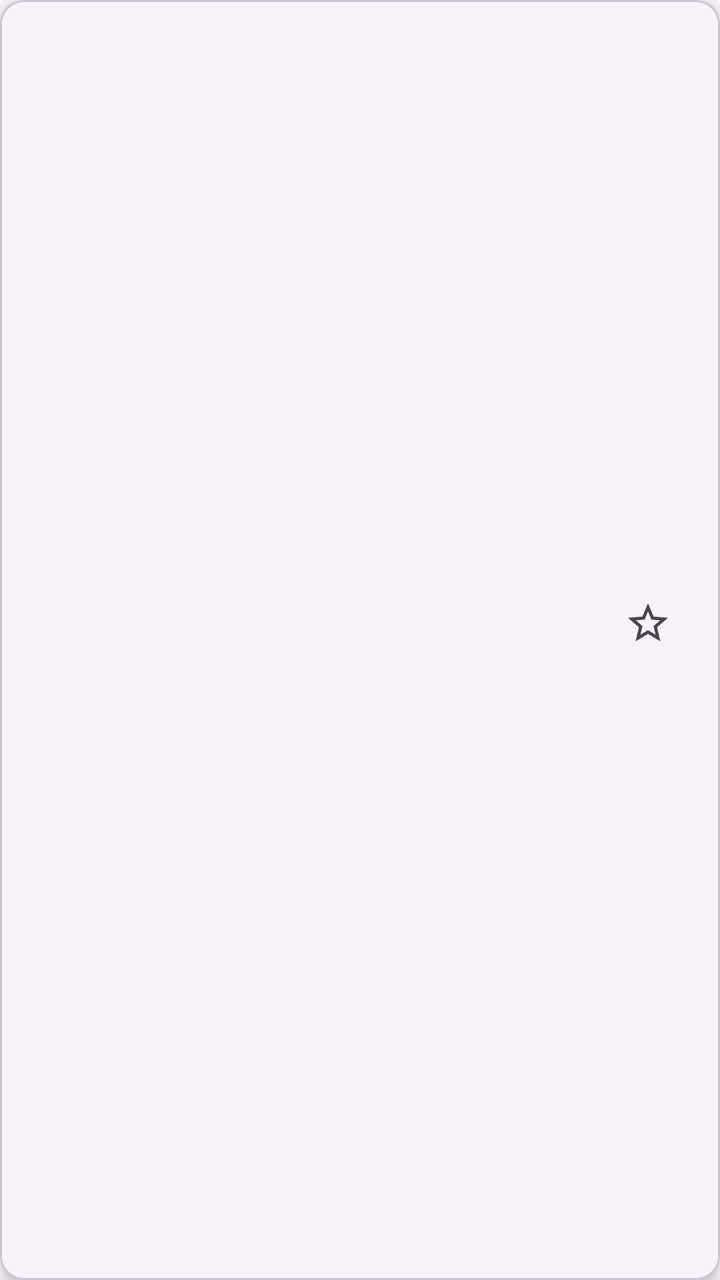
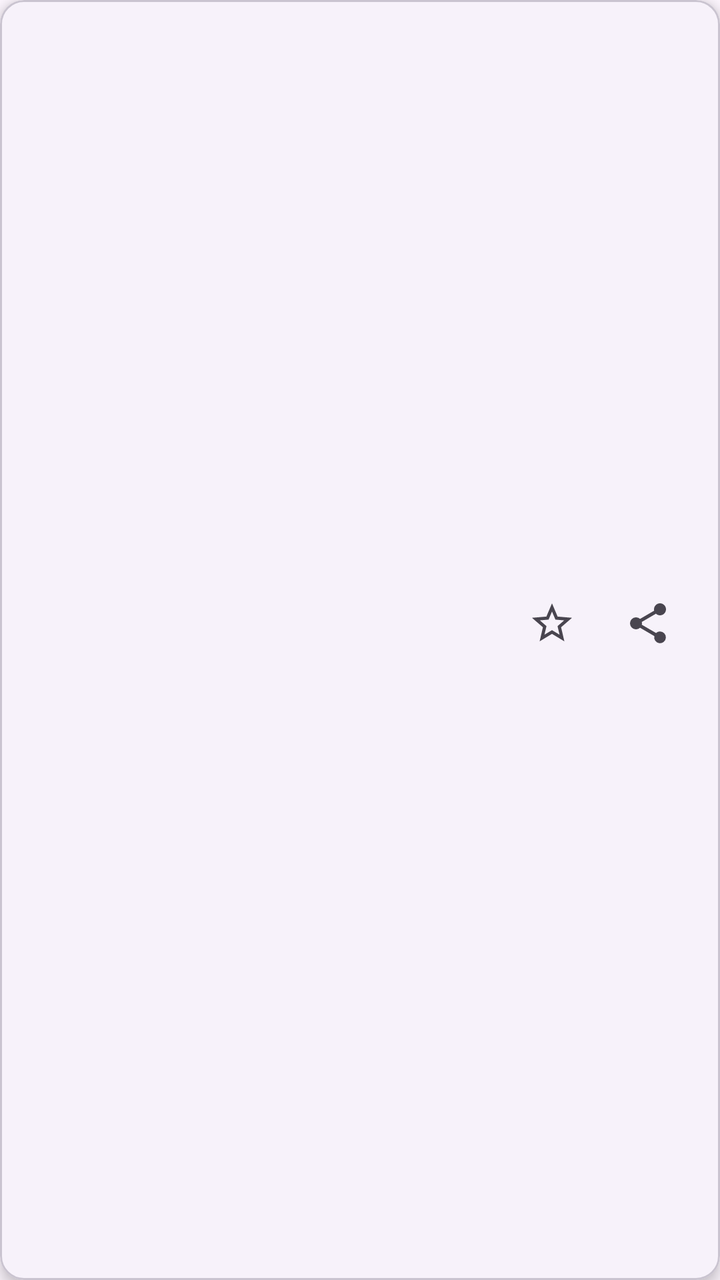

An Android layout rendered at two revisions. The XML below is the earlier revision; the diff shows what the commit changed to produce the second picture.
<!-- AndroidManifest.xml: application theme Theme.NewsApp -->
<!-- res/layout/item_news.xml -->
<?xml version="1.0" encoding="utf-8"?>
<com.google.android.material.card.MaterialCardView xmlns:android="http://schemas.android.com/apk/res/android"
    xmlns:app="http://schemas.android.com/apk/res-auto"
    android:layout_width="match_parent"
    android:layout_height="wrap_content"
    android:layout_marginHorizontal="12dp"
    android:layout_marginVertical="6dp"
    app:cardBackgroundColor="?attr/colorSurfaceContainerLow"
    app:cardCornerRadius="12dp"
    app:cardElevation="4dp">

    <androidx.constraintlayout.widget.ConstraintLayout
        android:layout_width="match_parent"
        android:layout_height="wrap_content">

        <ImageView
            android:id="@+id/iv_news_image"
            android:layout_width="0dp"
            android:layout_height="0dp"
            android:contentDescription="@string/news_image"
            android:scaleType="centerCrop"
            app:layout_constraintDimensionRatio="H,16:9"
            app:layout_constraintStart_toStartOf="parent"
            app:layout_constraintEnd_toEndOf="parent"
            app:layout_constraintTop_toTopOf="parent" />

        <LinearLayout
            android:layout_width="0dp"
            android:layout_height="wrap_content"
            android:orientation="vertical"
            android:padding="12dp"
            app:layout_constraintStart_toStartOf="parent"
            app:layout_constraintEnd_toEndOf="parent"
            app:layout_constraintTop_toBottomOf="@id/iv_news_image"
            app:layout_constraintBottom_toBottomOf="parent">


            <TextView
                android:id="@+id/tv_title"
                android:layout_width="match_parent"
                android:layout_height="wrap_content"
                android:ellipsize="end"
                android:maxLines="2"
                android:textColor="?attr/colorOnSurface"
                android:textSize="16sp"
                android:textStyle="bold" />

            <TextView
                android:id="@+id/tv_description"
                android:layout_width="match_parent"
                android:layout_height="wrap_content"
                android:layout_marginTop="6dp"
                android:ellipsize="end"
                android:maxLines="3"
                android:textColor="?attr/colorOnSurfaceVariant"
                android:textSize="14sp" />


            <LinearLayout
                android:layout_width="match_parent"
                android:layout_height="wrap_content"
                android:layout_marginTop="10dp"
                android:orientation="horizontal">

                <TextView
                    android:id="@+id/tvPublishedAt"
                    android:layout_width="wrap_content"
                    android:layout_height="wrap_content"
                    android:textColor="?attr/colorOutline"
                    android:textSize="12sp" />
            </LinearLayout>

            <LinearLayout
                android:layout_width="match_parent"
                android:layout_height="wrap_content"
                android:gravity="center_vertical"
                android:orientation="horizontal">

                <TextView
                    android:id="@+id/tv_source"
                    android:layout_width="0dp"
                    android:layout_height="wrap_content"
                    android:layout_marginEnd="8dp"
                    android:layout_weight="1"
                    android:textColor="?attr/colorPrimary"
                    android:textSize="12sp"
                    android:textStyle="italic" />

                <ImageButton
                    android:id="@+id/btnFavorito"
                    android:layout_width="48dp"
                    android:layout_height="48dp"
                    android:background="?attr/selectableItemBackgroundBorderless"
                    android:contentDescription="@string/news_add_favorite"
                    android:scaleType="center"
                    app:srcCompat="@drawable/news_favorite_icon"
                    app:tint="@color/news_favorite_tint" />

                <ImageButton
                    android:id="@+id/btnDownload"
                    android:layout_width="48dp"
                    android:layout_height="48dp"
                    android:background="?attr/selectableItemBackgroundBorderless"
                    android:contentDescription="@string/download_article"
                    android:scaleType="center"
                    android:visibility="gone"
                    app:srcCompat="@drawable/ic_download"
                    app:tint="?attr/colorPrimary" />
            </LinearLayout>

        </LinearLayout>

    </androidx.constraintlayout.widget.ConstraintLayout>

</com.google.android.material.card.MaterialCardView>
<!-- resources referenced by this layout -->
<resources>
  <!-- drawable ic_download (drawable) -->
  <vector xmlns:android="http://schemas.android.com/apk/res/android"
      android:width="24dp"
      android:height="24dp"
      android:viewportWidth="24"
      android:viewportHeight="24">
      <path
          android:fillColor="#FF000000"
          android:pathData="M11,3h2v10l3.5,-3.5L18,11l-6,6 -6,-6 1.5,-1.5L11,13zM5,19h14v2H5z" />
  </vector>
  <!-- drawable news_favorite_icon (drawable) -->
  <selector xmlns:android="http://schemas.android.com/apk/res/android">
      <item android:state_activated="true" android:drawable="@drawable/ic_news_star_filled" />
      <item android:drawable="@drawable/ic_news_star_outline" />
  </selector>
  <string name="download_article">Descargar noticia</string>
  <string name="news_add_favorite">Guardar en favoritos</string>
  <string name="news_image">Imagen de la noticia</string>
  <style name="Theme.NewsApp" parent="Base.Theme.NewsApp" />
  <!-- drawable ic_news_star_filled (drawable) -->
  <vector xmlns:android="http://schemas.android.com/apk/res/android"
      android:width="24dp"
      android:height="24dp"
      android:viewportWidth="24"
      android:viewportHeight="24">
      <path
          android:fillColor="#000000"
          android:pathData="M12,17.27L18.18,21l-1.64,-7.03L22,9.24l-7.19,-0.61L12,2 9.19,8.63 2,9.24l5.46,4.73L5.82,21z" />
  </vector>
  <!-- drawable ic_news_star_outline (drawable) -->
  <vector xmlns:android="http://schemas.android.com/apk/res/android"
      android:width="24dp"
      android:height="24dp"
      android:viewportWidth="24"
      android:viewportHeight="24">
      <path
          android:fillColor="#000000"
          android:pathData="M22,9.24l-7.19,-0.62L12,2 9.19,8.63 2,9.24l5.46,4.73L5.82,21 12,17.27 18.18,21l-1.63,-7.03L22,9.24zM12,15.4l-3.76,2.27 1,-4.28 -3.32,-2.88 4.38,-0.38L12,6.1l1.71,4.04 4.38,0.38 -3.32,2.88 1,4.28z"
          android:fillType="evenOdd" />
  </vector>
  <style name="Base.Theme.NewsApp" parent="Theme.Material3.DayNight.NoActionBar">
          
          
      </style>
</resources>

<!-- the commit's change to res/layout/item_news.xml (unified diff, before → after) -->
@@ -82,6 +82,8 @@
                     android:layout_height="wrap_content"
                     android:layout_marginEnd="8dp"
                     android:layout_weight="1"
+                    android:ellipsize="end"
+                    android:maxLines="2"
                     android:textColor="?attr/colorPrimary"
                     android:textSize="12sp"
                     android:textStyle="italic" />
@@ -106,6 +108,16 @@
                     android:visibility="gone"
                     app:srcCompat="@drawable/ic_download"
                     app:tint="?attr/colorPrimary" />
+
+                <ImageButton
+                    android:id="@+id/btnShare"
+                    android:layout_width="48dp"
+                    android:layout_height="48dp"
+                    android:background="?attr/selectableItemBackgroundBorderless"
+                    android:contentDescription="@string/news_share"
+                    android:scaleType="center"
+                    app:srcCompat="@drawable/ic_share"
+                    app:tint="?attr/colorOnSurfaceVariant" />
             </LinearLayout>
 
         </LinearLayout>
<!-- resource entries referenced after the edit -->
@@ -10,6 +10,16 @@
           android:fillColor="#FF000000"
           android:pathData="M11,3h2v10l3.5,-3.5L18,11l-6,6 -6,-6 1.5,-1.5L11,13zM5,19h14v2H5z" />
   </vector>
+  <!-- drawable ic_share (drawable) -->
+  <vector xmlns:android="http://schemas.android.com/apk/res/android"
+      android:width="24dp"
+      android:height="24dp"
+      android:viewportWidth="24"
+      android:viewportHeight="24">
+      <path
+          android:fillColor="#FF000000"
+          android:pathData="M18,16.08c-0.76,0 -1.44,0.3 -1.96,0.77L8.91,12.7a3.3,3.3 0,0 0,0 -1.4l7.05,-4.11A3,3 0,1 0,15 5c0,0.23 0.03,0.46 0.08,0.68L8.03,9.79a3,3 0,1 0,0 4.42l7.12,4.16a2.93,2.93 0,1 0,2.85 -2.29z" />
+  </vector>
   <!-- drawable news_favorite_icon (drawable) -->
   <selector xmlns:android="http://schemas.android.com/apk/res/android">
       <item android:state_activated="true" android:drawable="@drawable/ic_news_star_filled" />
@@ -18,7 +28,11 @@
   <string name="download_article">Descargar noticia</string>
   <string name="news_add_favorite">Guardar en favoritos</string>
   <string name="news_image">Imagen de la noticia</string>
-  <style name="Theme.NewsApp" parent="Base.Theme.NewsApp" />
+  <string name="news_share">Compartir noticia</string>
+  <style name="Theme.NewsApp" parent="Base.Theme.NewsApp">
+          <item name="materialAlertDialogTheme">@style/ThemeOverlay.NewsApp.Dialog</item>
+          <item name="snackbarStyle">@style/Widget.NewsApp.Snackbar</item>
+      </style>
   <!-- drawable ic_news_star_filled (drawable) -->
   <vector xmlns:android="http://schemas.android.com/apk/res/android"
       android:width="24dp"
@@ -44,5 +58,24 @@
           
           
       </style>
+  <style name="ThemeOverlay.NewsApp.Dialog" parent="ThemeOverlay.Material3.MaterialAlertDialog">
+          <item name="alertDialogStyle">@style/MaterialAlertDialog.NewsApp</item>
+      </style>
+  <style name="Widget.NewsApp.Snackbar" parent="Widget.Material3.Snackbar">
+          <item name="shapeAppearance">@style/ShapeAppearance.NewsApp.Snackbar</item>
+          <item name="android:layout_margin">16dp</item>
+      </style>
+  <style name="MaterialAlertDialog.NewsApp" parent="MaterialAlertDialog.Material3">
+          <item name="backgroundTint">?attr/colorSurfaceContainerHigh</item>
+          <item name="shapeAppearance">@style/ShapeAppearance.NewsApp.Dialog</item>
+      </style>
+  <style name="ShapeAppearance.NewsApp.Snackbar" parent="">
+          <item name="cornerFamily">rounded</item>
+          <item name="cornerSize">16dp</item>
+      </style>
+  <style name="ShapeAppearance.NewsApp.Dialog" parent="">
+          <item name="cornerFamily">rounded</item>
+          <item name="cornerSize">28dp</item>
+      </style>
 </resources>
 
